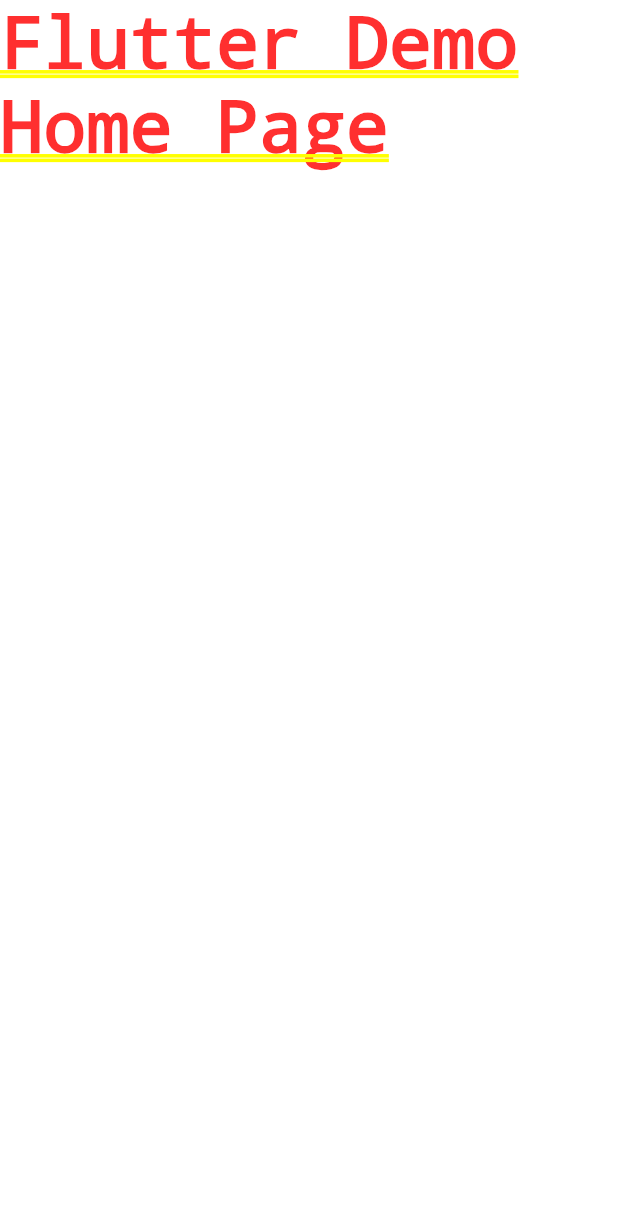
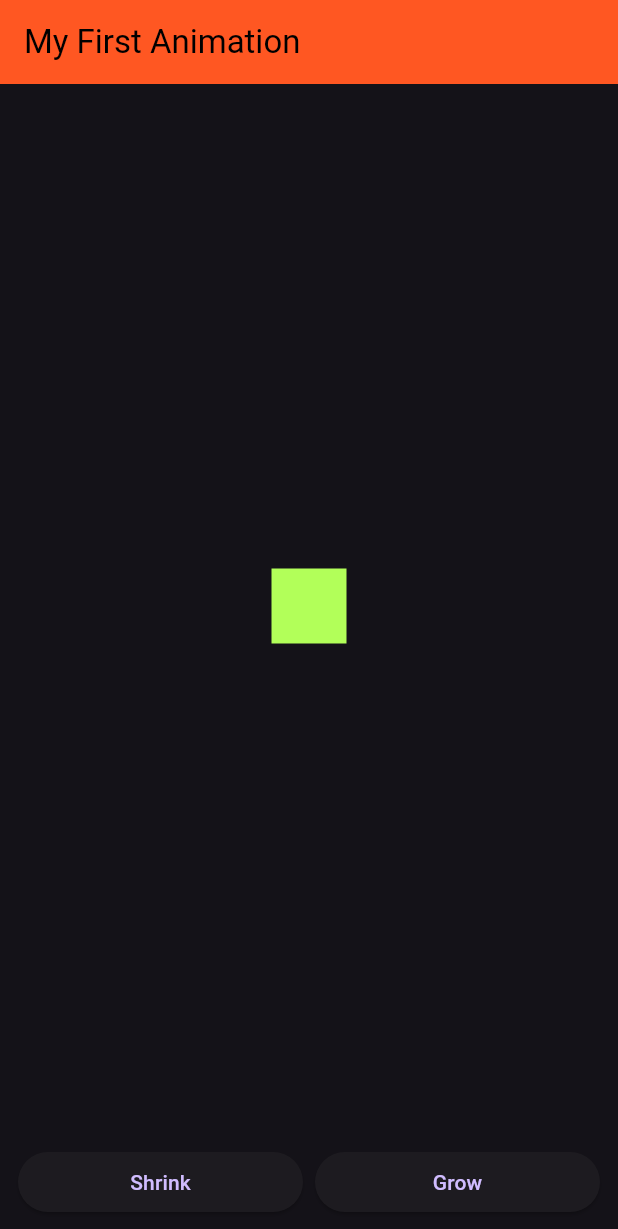
Before and after one commit to Dhannesh/app_animation, a Flutter app: the screen it shows after launch, on a phone screen of 412 x 824 dp. Shown: the top 1229 px of the screen. Run offline on Flutter 3.47's test engine with Material 3 defaults, Android fonts, the phone set to English and light mode, and no system bars.

Commit message:
simple animation

```diff
--- /dev/null
+++ b/lib/basic_animation.dart
@@ -0,0 +1,57 @@
+import 'package:flutter/material.dart';
+
+class BasicAnimation extends StatefulWidget {
+  const BasicAnimation({super.key});
+
+  @override
+  State<BasicAnimation> createState() => _BasicAnimationState();
+}
+
+class _BasicAnimationState extends State<BasicAnimation> {
+  double _width = 50;
+  double _height = 50;
+  @override
+  Widget build(BuildContext context) {
+    return Column(
+      children: [
+        Expanded(
+            child: Center(
+          child: Container(
+            width: _width,
+            height: _height,
+            alignment: Alignment.center,
+            decoration: BoxDecoration(color: Colors.lightGreenAccent),
+          ),
+        )),
+        Padding(
+          padding: EdgeInsets.all(12),
+          child: Row(
+            children: <Widget>[
+              Expanded(
+                  child: ElevatedButton(
+                      onPressed: () {
+                        setState(() {
+                          _width -= 4;
+                          _height -= 4;
+                        });
+                      },
+                      child: Text('Shrink'))),
+              SizedBox(
+                width: 8.0,
+              ),
+              Expanded(
+                  child: ElevatedButton(
+                      onPressed: () {
+                        setState(() {
+                          _width += 4;
+                          _height += 4;
+                        });
+                      },
+                      child: Text('Grow')))
+            ],
+          ),
+        )
+      ],
+    );
+  }
+}
--- a/lib/main.dart
+++ b/lib/main.dart
@@ -1,3 +1,4 @@
+import 'package:app_animation/basic_animation.dart';
 import 'package:flutter/material.dart';
 
 void main() {
@@ -7,16 +8,20 @@ void main() {
 class MyApp extends StatelessWidget {
   const MyApp({super.key});
 
-  // This widget is the root of your application.
   @override
   Widget build(BuildContext context) {
     return MaterialApp(
-      title: 'Flutter Demo',
+      title: 'Flutter Animation',
       theme: ThemeData(
-        colorScheme: ColorScheme.fromSeed(seedColor: Colors.deepPurple),
-        useMaterial3: true,
+          brightness: Brightness.dark, primarySwatch: Colors.deepOrange),
+      home: Scaffold(
+          appBar: AppBar(
+        backgroundColor: Colors.deepOrange,
+        foregroundColor: Colors.black,
+        title: const Text("My First Animation"),
       ),
-      home: const Text('Flutter Demo Home Page'),
+        body: BasicAnimation(),
+      ),
     );
   }
 }
```
Also changed, not shown: 1 other file.
